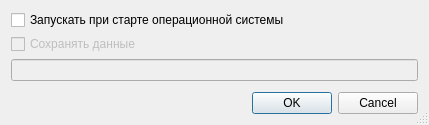
trdm/Clint, file settingthdlg.ui: the form before one commit.
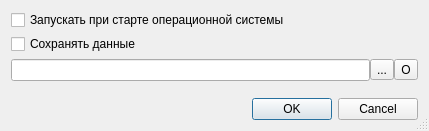
The form after the commit.

What changed in the file:
```diff
--- a/settingthdlg.ui
+++ b/settingthdlg.ui
@@ -7,7 +7,7 @@
     <x>0</x>
     <y>0</y>
     <width>429</width>
-    <height>125</height>
+    <height>131</height>
    </rect>
   </property>
   <property name="windowTitle">
@@ -47,7 +47,7 @@
      <item>
       <widget class="QCheckBox" name="saveData">
        <property name="enabled">
-        <bool>false</bool>
+        <bool>true</bool>
        </property>
        <property name="sizePolicy">
         <sizepolicy hsizetype="Maximum" vsizetype="Preferred">
@@ -73,11 +73,35 @@
       </widget>
      </item>
      <item>
-      <widget class="QLineEdit" name="savedDataDir">
-       <property name="enabled">
-        <bool>false</bool>
+      <layout class="QHBoxLayout" name="horizontalLayout">
+       <property name="spacing">
+        <number>0</number>
        </property>
-      </widget>
+       <item>
+        <widget class="QLineEdit" name="savedDataDir">
+         <property name="enabled">
+          <bool>true</bool>
+         </property>
+        </widget>
+       </item>
+       <item>
+        <widget class="QToolButton" name="dirChoiceBtn">
+         <property name="text">
+          <string>...</string>
+         </property>
+         <property name="autoRaise">
+          <bool>false</bool>
+         </property>
+        </widget>
+       </item>
+       <item>
+        <widget class="QToolButton" name="openDirBtn">
+         <property name="text">
+          <string>O</string>
+         </property>
+        </widget>
+       </item>
+      </layout>
      </item>
     </layout>
    </item>
```
Left out of the diff: 15 changed lines with no effect on the pictures.
